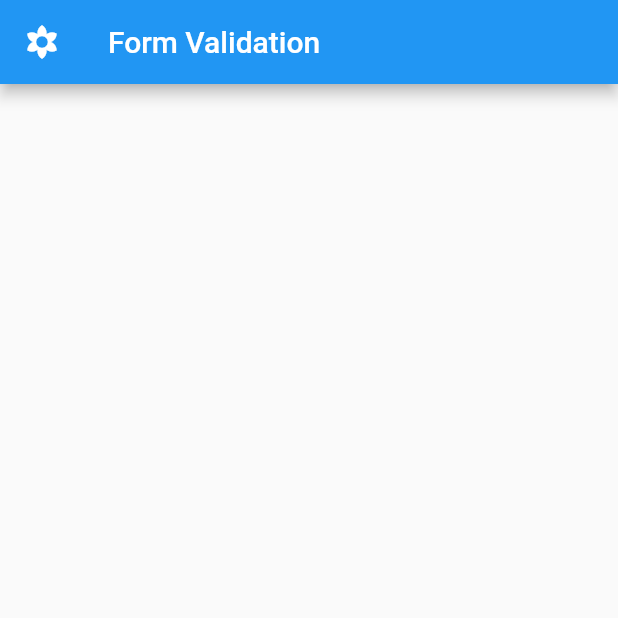
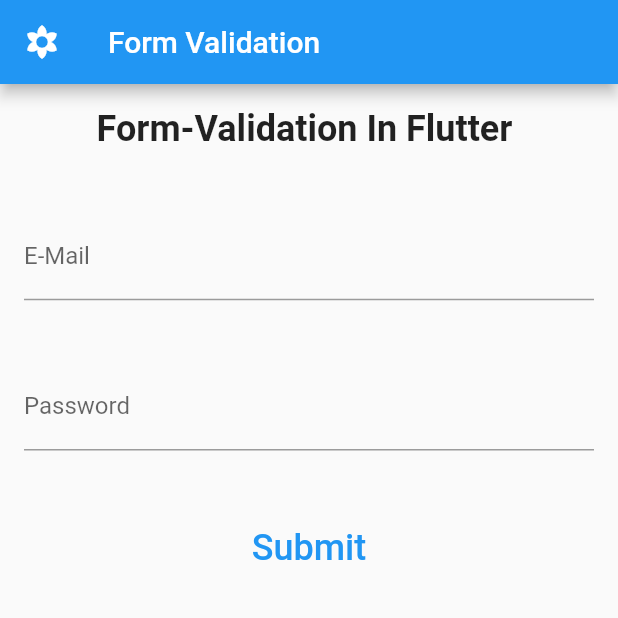
Before and after one commit to antonymwakiacha/FirstFlutterApp, a Flutter app: the FormEx screen opened directly, on a phone screen of 412 x 824 dp, the top half of it. Run offline on Flutter 3.47's test engine with Material 2 defaults, Android fonts, the phone set to English and light mode, and no system bars.

Commit message:
Created the form widget to display the form fields and handling the validation

```diff
--- a/lib/screens/form_ex.dart
+++ b/lib/screens/form_ex.dart
@@ -33,6 +33,66 @@ class _FormExState extends State<FormEx> {
       ),
       body: Padding(
         padding: EdgeInsets.all(16),
+        //form
+        child: Form(
+          key: _formKey,
+          child: Column(
+            children: <Widget>[
+              Text(
+                "Form-Validation In Flutter ",
+                style: TextStyle(fontSize: 24.0, fontWeight: FontWeight.bold),
+              ),
+              //styling
+              SizedBox(
+                height: MediaQuery.of(context).size.width * 0.1,
+              ),
+              TextFormField(
+                decoration: InputDecoration(labelText: 'E-Mail'),
+                keyboardType: TextInputType.emailAddress,
+                onFieldSubmitted: (value) {
+                  //Validator
+                },
+                validator: (value) {
+                  if (value!.isEmpty ||
+                      !RegExp(r"^[a-zA-Z0-9.a-zA-Z0-9.!#$%&'*+-/=?^_`{|}~]+@[a-zA-Z0-9]+\.[a-zA-Z]+")
+                          .hasMatch(value)) {
+                    return 'Enter a valid email!';
+                  }
+                  return null;
+                },
+              ),
+              //box styling
+              SizedBox(
+                height: MediaQuery.of(context).size.width * 0.1,
+              ),
+              //text input
+              TextFormField(
+                decoration: InputDecoration(labelText: 'Password'),
+                keyboardType: TextInputType.emailAddress,
+                onFieldSubmitted: (value) {},
+                obscureText: true,
+                validator: (value) {
+                  if (value!.isEmpty) {
+                    return 'Enter a valid password!';
+                  }
+                  return null;
+                },
+              ),
+              SizedBox(
+                height: MediaQuery.of(context).size.width * 0.1,
+              ),
+              TextButton(
+                child: Text(
+                  "Submit",
+                  style: TextStyle(
+                    fontSize: 24.0,
+                  ),
+                ),
+                onPressed: () => _submit(),
+              )
+            ],
+          ),
+        ),
       ),
     );
   }
```
